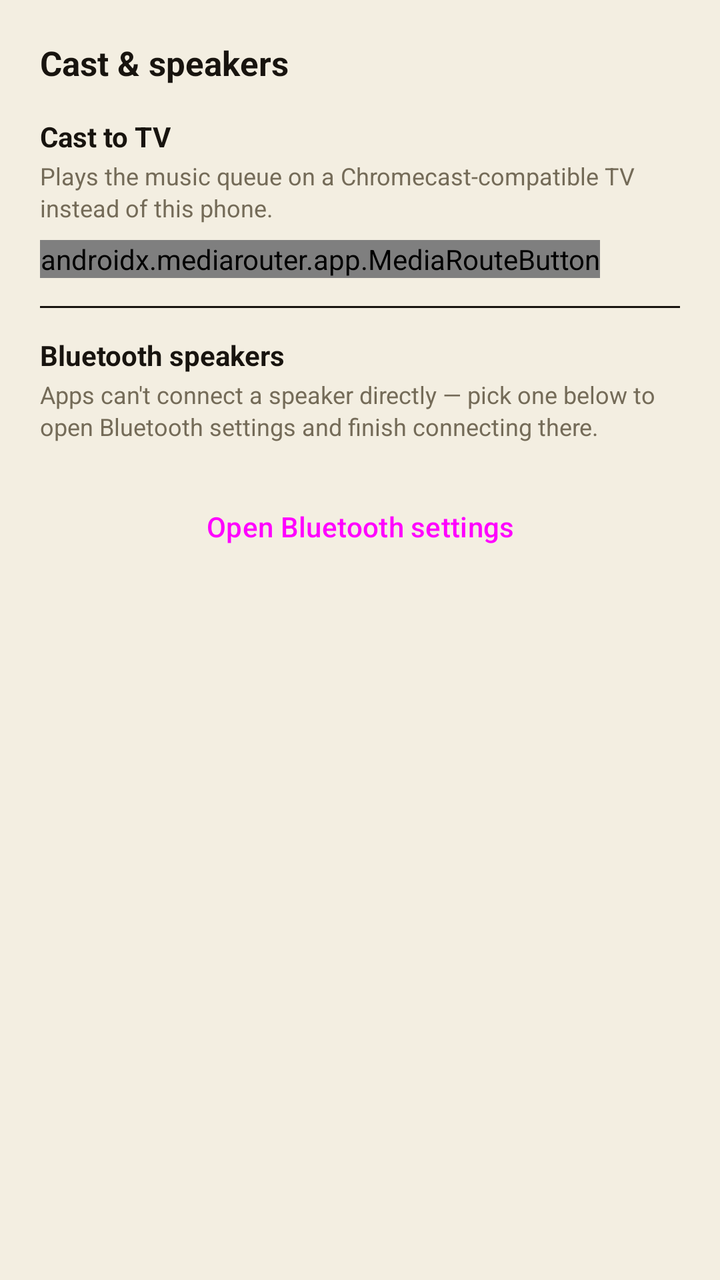
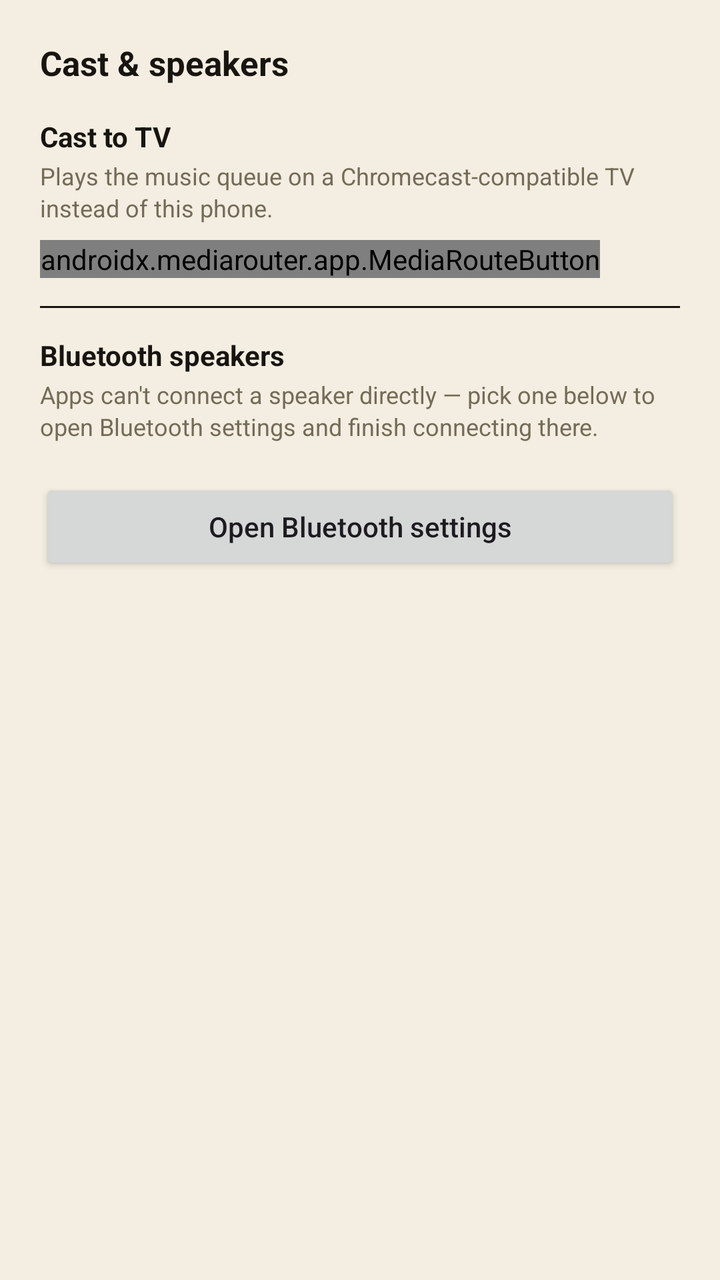

Before-and-after screenshots of an Android layout around one commit, followed by the original layout XML and the change that was made.
<!-- AndroidManifest.xml: application theme Theme.BleLink -->
<!-- res/layout/dialog_cast_and_speakers.xml -->
<?xml version="1.0" encoding="utf-8"?>
<LinearLayout xmlns:android="http://schemas.android.com/apk/res/android"
    xmlns:app="http://schemas.android.com/apk/res-auto"
    android:layout_width="match_parent"
    android:layout_height="wrap_content"
    android:orientation="vertical"
    android:padding="20dp">

    <TextView
        android:layout_width="wrap_content"
        android:layout_height="wrap_content"
        android:text="@string/cast_popup_title"
        android:textStyle="bold"
        android:textSize="17sp"
        android:textColor="@color/on_background" />

    <TextView
        android:layout_width="wrap_content"
        android:layout_height="wrap_content"
        android:layout_marginTop="16dp"
        android:text="@string/cast_to_tv_title"
        android:textStyle="bold"
        android:textSize="14sp"
        android:textColor="@color/on_background" />

    <TextView
        android:layout_width="wrap_content"
        android:layout_height="wrap_content"
        android:layout_marginTop="2dp"
        android:text="@string/cast_to_tv_explainer"
        android:textSize="12sp"
        android:lineSpacingExtra="2sp"
        android:textColor="@color/on_surface_variant" />

    <androidx.mediarouter.app.MediaRouteButton
        android:id="@+id/mediaRouteButton"
        android:layout_width="wrap_content"
        android:layout_height="wrap_content"
        android:layout_marginTop="8dp"
        android:layout_gravity="start" />

    <View
        android:layout_width="match_parent"
        android:layout_height="1dp"
        android:layout_marginTop="14dp"
        android:layout_marginBottom="14dp"
        android:background="@color/outline" />

    <TextView
        android:layout_width="wrap_content"
        android:layout_height="wrap_content"
        android:text="@string/bluetooth_speakers_title"
        android:textStyle="bold"
        android:textSize="14sp"
        android:textColor="@color/on_background" />

    <TextView
        android:layout_width="wrap_content"
        android:layout_height="wrap_content"
        android:layout_marginTop="2dp"
        android:text="@string/bluetooth_speakers_explainer"
        android:textSize="12sp"
        android:lineSpacingExtra="2sp"
        android:textColor="@color/on_surface_variant" />

    <LinearLayout
        android:id="@+id/bluetoothDeviceList"
        android:layout_width="match_parent"
        android:layout_height="wrap_content"
        android:layout_marginTop="8dp"
        android:orientation="vertical" />

    <Button
        android:id="@+id/openBluetoothSettingsBtn"
        android:layout_width="match_parent"
        android:layout_height="wrap_content"
        android:layout_marginTop="10dp"
        android:text="@string/open_bluetooth_settings"
        android:textAllCaps="false"
        style="@style/Widget.Material3.Button.TonalButton" />

</LinearLayout>
<!-- resources referenced by this layout -->
<resources>
  <color name="on_background">#18140F</color>
  <color name="on_surface_variant">#746B58</color>
  <color name="outline">#18140F</color>
  <string name="bluetooth_speakers_explainer">Apps can\'t connect a speaker directly — pick one below to open Bluetooth settings and finish connecting there.</string>
  <string name="bluetooth_speakers_title">Bluetooth speakers</string>
  <string name="cast_popup_title">Cast &amp; speakers</string>
  <string name="cast_to_tv_explainer">Plays the music queue on a Chromecast-compatible TV instead of this phone.</string>
  <string name="cast_to_tv_title">Cast to TV</string>
  <string name="open_bluetooth_settings">Open Bluetooth settings</string>
  <style name="Theme.BleLink" parent="Theme.Material3.DayNight.NoActionBar">
          <item name="colorPrimary">@color/primary</item>
          <item name="colorPrimaryDark">@color/primary_dark</item>
          <item name="colorOnPrimary">@color/on_primary</item>
          <item name="colorSurface">@color/surface</item>
          <item name="colorOnSurface">@color/on_background</item>
          <item name="android:windowBackground">@color/background</item>
          <item name="android:statusBarColor">@color/surface</item>
          <item name="android:windowLightStatusBar">true</item>
      </style>
  <color name="primary">#FF5A36</color>
  <color name="primary_dark">#E04A29</color>
  <color name="on_primary">#FFFDF7</color>
  <color name="surface">#FFFDF7</color>
  <color name="background">#F3EEE1</color>
</resources>

<!-- the commit's change to res/layout/dialog_cast_and_speakers.xml (unified diff, before → after) -->
@@ -76,7 +76,6 @@
         android:layout_height="wrap_content"
         android:layout_marginTop="10dp"
         android:text="@string/open_bluetooth_settings"
-        android:textAllCaps="false"
-        style="@style/Widget.Material3.Button.TonalButton" />
+        android:textAllCaps="false" />
 
 </LinearLayout>
